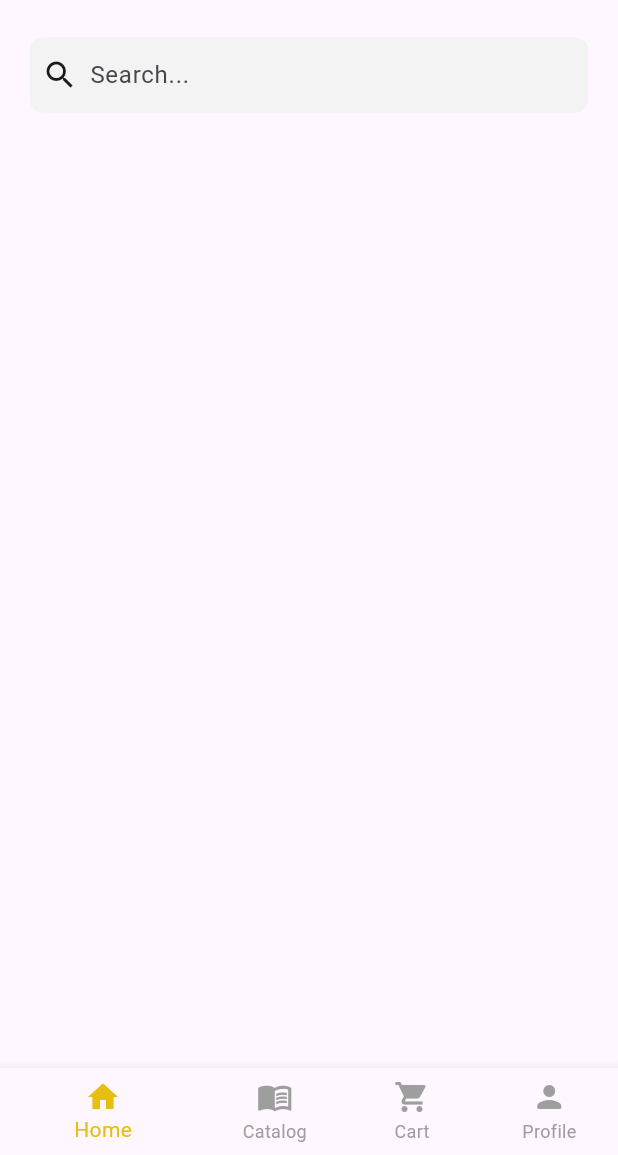
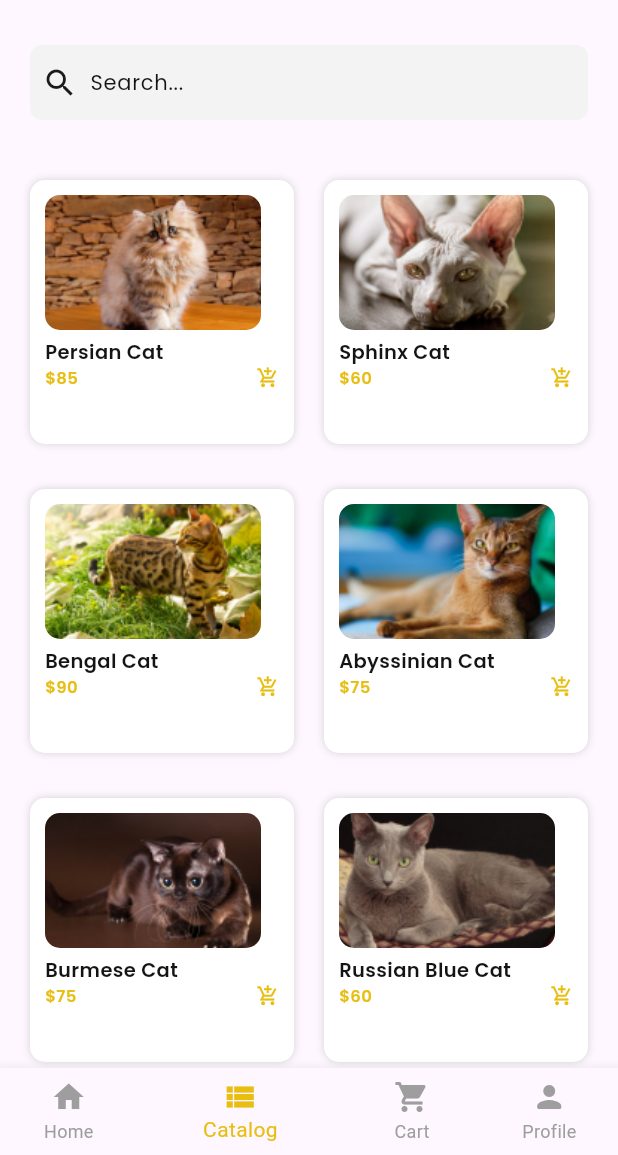
Before and after one commit to harleymamalias/pet_store, a Flutter app: the CatalogPage screen opened directly, on a phone screen of 412 x 824 dp, the part 81-1236 px from its top. Run offline on Flutter 3.47's test engine with Material 3 defaults, Android fonts, the phone set to English and light mode, and no system bars; our stand-ins replace go_router, google_fonts.

Commit message:
added catalog model and its ui as catalog page

```diff
--- /dev/null
+++ b/lib/models/catalog.dart
@@ -0,0 +1,147 @@
+class CatalogModel {
+  final String catName;
+  final String catImage;
+  final List<String> catImagesCarousel;
+  final String catOrigin;
+  final double catWeight;
+  final double catHeight;
+  final String catColor;
+  final String catDescription;
+  final int catPrice;
+  final String dateAndTimePosted;
+
+  CatalogModel({
+    this.catName = '',
+    this.catImage = '',
+    this.catImagesCarousel = const [],
+    this.catOrigin = '',
+    this.catWeight = 0.0,
+    this.catHeight = 0.0,
+    this.catColor = '',
+    this.catDescription = '',
+    this.catPrice = 0,
+    this.dateAndTimePosted = '',
+  });
+
+  static List<CatalogModel> catCatalogItems = [
+    CatalogModel(
+      catName: 'Persian Cat',
+      catImage: 'assets/images/Cat1-Second Screen.png',
+      catImagesCarousel: [
+        'assets/images/Cat1-PersianCat 1.jpg',
+        'assets/images/Cat1-PersianCat 2.jpg',
+        'assets/images/Cat1-PersianCat 1.jpg',
+      ],
+      catOrigin: 'Persia',
+      catWeight: 7.0,
+      catHeight: 25.0,
+      catColor: 'White',
+      catDescription:
+          'The Persian cat is famed for its luxurious long fur and gentle, affectionate nature. With its charming appearance and calm demeanor, the Persian cat makes a wonderful companion for those seeking a loving and laid-back pet.',
+      catPrice: 85,
+      dateAndTimePosted: '8:09PM | 02-13-24',
+    ),
+    CatalogModel(
+      catName: 'Sphinx Cat',
+      catImage: 'assets/images/Cat2-Second Screen.png',
+      catImagesCarousel: [
+        'assets/images/Cat-2 Sphynx Cat 1.jpg',
+        'assets/images/Cat-2 Sphynx Cat 2.jpg',
+        'assets/images/Cat-2 Sphynx Cat 3.jpg',
+      ],
+      catOrigin: 'Egypt',
+      catWeight: 6.0,
+      catHeight: 20.0,
+      catColor: 'Pink',
+      catDescription:
+          'The Sphinx cat is distinguished by its hairless appearance, wrinkled skin, and large ears. Despite their lack of fur, Sphinx cats are known for their warmth and affectionate nature. Their unique appearance and playful demeanor make them intriguing and engaging companions for those seeking a distinctive pet.',
+      catPrice: 60,
+      dateAndTimePosted: '12:43PM | 02-11-24',
+    ),
+    CatalogModel(
+      catName: 'Bengal Cat',
+      catImage: 'assets/images/Cat6-Second Screen.png',
+      catImagesCarousel: [
+        'assets/images/Cat-3 Bengal Cat 1.jpg',
+        'assets/images/Cat-3 Bengal Cat 2.jpg',
+        'assets/images/Cat-3 Bengal Cat 3.jpg',
+      ],
+      catOrigin: 'United States',
+      catWeight: 5.0,
+      catHeight: 22.0,
+      catColor: 'Brown',
+      catDescription:
+          'The Bengal cat is recognized for its distinctive leopard-like spots, which give it a wild appearance. Known for their energetic and playful nature, Bengals enjoy interactive play and are often fascinated by water. With their unique coat patterns and lively personalities, Bengals make captivating and entertaining companions for those who appreciate their wild ancestry.',
+      catPrice: 90,
+      dateAndTimePosted: '7:15AM | 02-16-24',
+    ),
+    CatalogModel(
+      catName: 'Abyssinian Cat',
+      catImage: 'assets/images/Cat3-Second Screen.png',
+      catImagesCarousel: [
+        'assets/images/Cat-4 Abyssinian Cat 1.jpg',
+        'assets/images/Cat-4 Abyssinian Cat 2.jpg',
+        'assets/images/Cat-4 Abyssinian Cat 3.jpg',
+      ],
+      catOrigin: 'Ethiopia',
+      catWeight: 6.0,
+      catHeight: 23.0,
+      catColor: 'Ruddy',
+      catDescription:
+          'The Abyssinian cat is known for its active and playful nature, often seeking out adventures and engaging in interactive play. Despite their high energy levels, Abyssinians are also affectionate and enjoy spending time with their human companions. With their curious and outgoing personality, they can make lively additions to any household.',
+      catPrice: 75,
+      dateAndTimePosted: '11:30AM | 02-17-24',
+    ),
+    CatalogModel(
+      catName: 'Burmese Cat',
+      catImage: 'assets/images/Cat4-Second Screen.png',
+      catImagesCarousel: [
+        'assets/images/Cat-5 Burmese Cat 1.jpg',
+        'assets/images/Cat-5 Burmese Cat 2.jpg',
+        'assets/images/Cat-5 Burmese Cat 3.jpg',
+      ],
+      catOrigin: 'Burma',
+      catWeight: 6.5,
+      catHeight: 21.0,
+      catColor: 'Sable',
+      catDescription:
+          'The Burmese cat is recognized for its captivating eyes and luxurious, satin-like fur. With their affectionate and outgoing personality, Burmese cats often enjoy being around people and are known for their playful demeanor. They make loyal companions and can bring joy to any household with their charming presence.',
+      catPrice: 75,
+      dateAndTimePosted: '3:20PM | 02-14-24',
+    ),
+    CatalogModel(
+      catName: 'Russian Blue Cat',
+      catImage: 'assets/images/Cat5-Second Screen.png',
+      catImagesCarousel: [
+        'assets/images/Cat-6 Russian Blue Cat 1.jpg',
+        'assets/images/Cat-6 Russian Blue Cat 2.jpg',
+        'assets/images/Cat-6 Russian Blue Cat 3.jpg',
+      ],
+      catOrigin: 'Russia',
+      catWeight: 7.5,
+      catHeight: 24.0,
+      catColor: 'Blue',
+      catDescription:
+          'The Russian Blue cat is prized for its elegant silver-blue coat and enchanting green eyes. With its gentle demeanor and intelligence, the Russian Blue makes a wonderful companion for any cat lover. Known for their affectionate nature, they often form strong bonds with their human family members.',
+      catPrice: 60,
+      dateAndTimePosted: '9:30AM | 02-12-24',
+    ),
+    CatalogModel(
+      catName: 'Serengeti Cat',
+      catImage: 'assets/images/Cat-7 Serengeti Cat 1.jpg',
+      catImagesCarousel: [
+        'assets/images/Cat-7 Serengeti Cat 3.jpg',
+        'assets/images/Cat-7 Serengeti Cat 2.jpg',
+        'assets/images/Cat-7 Serengeti Cat 1.jpg',
+      ],
+      catOrigin: 'California, USA',
+      catWeight: 7.0,
+      catHeight: 25.0,
+      catColor: 'Black',
+      catDescription:
+          'The Serengeti cat is a sleek and active breed, known for its striking spotted coat. With their playful and intelligent nature, they make great companions for families and other pets. Serengeti cats form strong bonds with their human companions and can live long, healthy lives with proper care.',
+      catPrice: 85,
+      dateAndTimePosted: '10:08PM | 02-17-24',
+    ),
+  ];
+}
--- a/lib/pages/catalog.dart
+++ b/lib/pages/catalog.dart
@@ -1,8 +1,11 @@
 import 'package:flutter/material.dart';
+import 'package:go_router/go_router.dart';
 import 'package:google_fonts/google_fonts.dart';
-import 'package:pet_store/pages/cart.dart';
-import 'package:pet_store/pages/home.dart';
-import 'package:pet_store/pages/profile.dart';
+import 'package:pet_store/models/cart.dart';
+import 'package:pet_store/pages/cat_details.dart';
+import 'package:provider/provider.dart';
+
+import '../models/catalog.dart';
 
 class CatalogPage extends StatefulWidget {
   const CatalogPage({super.key});
@@ -12,20 +15,64 @@ class CatalogPage extends StatefulWidget {
 }
 
 class _CatalogPageState extends State<CatalogPage> {
-  int selected_index = 0;
+  int selectedIndex = 1;
+  late TextEditingController _searchController;
+  late List<CatalogModel> _filteredItems;
 
-  final List<Widget> pages = [
-    const HomePage(),
-    const CatalogPage(),
-    const CartPage(),
-    const ProfilePage(),
-  ];
+  @override
+  void initState() {
+    super.initState();
+    _searchController = TextEditingController();
+    _filteredItems = CatalogModel.catCatalogItems;
+  }
+
+  @override
+  void dispose() {
+    _searchController.dispose();
+    super.dispose();
+  }
+
+  void _filterItems(String query) {
+    setState(() {
+      _filteredItems = CatalogModel.catCatalogItems
+          .where((item) =>
+              item.catName.toLowerCase().contains(query.toLowerCase()))
+          .toList();
+    });
+  }
+
+  void _showSnackBar(
+      BuildContext context, String message, Color color, IconData iconData) {
+    ScaffoldMessenger.of(context).showSnackBar(
+      SnackBar(
+        backgroundColor: color,
+        content: Row(
+          children: [
+            Icon(
+              iconData,
+              color: Colors.white,
+            ),
+            const SizedBox(width: 10),
+            Expanded(
+              child: Text(
+                message,
+                style: GoogleFonts.poppins(color: Colors.white, fontSize: 13),
+              ),
+            ),
+          ],
+        ),
+        duration: const Duration(seconds: 2),
+        behavior: SnackBarBehavior.floating,
+      ),
+    );
+  }
 
   @override
   Widget build(BuildContext context) {
     return Scaffold(
       body: SafeArea(
         child: Column(
+          crossAxisAlignment: CrossAxisAlignment.stretch,
           children: [
             const SizedBox(
               height: 25,
@@ -42,7 +89,7 @@ class _CatalogPageState extends State<CatalogPage> {
               ),
             ),
             const SizedBox(
-              height: 25,
+              height: 30,
             ),
             Container(
               margin: const EdgeInsets.symmetric(horizontal: 20),
@@ -52,9 +99,9 @@ class _CatalogPageState extends State<CatalogPage> {
                 color: const Color(0xFFF2F3F2),
                 borderRadius: BorderRadius.circular(8.0),
               ),
-              child: const Row(
+              child: Row(
                 children: [
-                  Padding(
+                  const Padding(
                     padding: EdgeInsets.all(8.0),
                     child: Icon(
                       Icons.search,
@@ -63,7 +110,14 @@ class _CatalogPageState extends State<CatalogPage> {
                   ),
                   Expanded(
                     child: TextField(
+                      controller: _searchController,
+                      onChanged: _filterItems,
                       decoration: InputDecoration(
+                        hintStyle: GoogleFonts.poppins(
+                          fontSize: 14,
+                          fontWeight: FontWeight.normal,
+                          color: const Color(0xFF141415),
+                        ),
                         hintText: 'Search...',
                         border: InputBorder.none,
                         isDense: true,
@@ -76,18 +130,29 @@ class _CatalogPageState extends State<CatalogPage> {
             const SizedBox(
               height: 20,
             ),
-            // Expanded(
-            //   child: pages[selected_index],
-            // ),
+            Expanded(
+              child: SingleChildScrollView(
+                physics: const ClampingScrollPhysics(),
+                child: Padding(
+                  padding: const EdgeInsets.all(20.0),
+                  child: _buildGridView(),
+                ),
+              ),
+            ),
           ],
         ),
       ),
-      bottomNavigationBar: BottomNavigationBar(
-        currentIndex: selected_index,
+      bottomNavigationBar: Hero(
+        tag: 'Bottom Navigation Bar',
+        child: BottomNavigationBar(
+          currentIndex: selectedIndex,
           onTap: (index) {
             setState(() {
-            selected_index = index;
+              selectedIndex = index;
             });
+            if (index == 2) {
+              GoRouter.of(context).go('/cart');
+            }
           },
           selectedLabelStyle: const TextStyle(color: Color(0xFFE8BE13)),
           selectedItemColor: const Color(0xFFE8BE13),
@@ -99,15 +164,15 @@ class _CatalogPageState extends State<CatalogPage> {
               icon: Icon(
                 Icons.home,
                 color:
-                  selected_index == 0 ? const Color(0xFFE8BE13) : Colors.grey,
+                    selectedIndex == 0 ? const Color(0xFFE8BE13) : Colors.grey,
               ),
             ),
             BottomNavigationBarItem(
               label: 'Catalog',
               icon: Icon(
-              Icons.menu_book_outlined,
+                Icons.view_list,
                 color:
-                  selected_index == 1 ? const Color(0xFFE8BE13) : Colors.grey,
+                    selectedIndex == 1 ? const Color(0xFFE8BE13) : Colors.grey,
               ),
             ),
             BottomNavigationBarItem(
@@ -115,7 +180,7 @@ class _CatalogPageState extends State<CatalogPage> {
               icon: Icon(
                 Icons.shopping_cart,
                 color:
-                  selected_index == 2 ? const Color(0xFFE8BE13) : Colors.grey,
+                    selectedIndex == 2 ? const Color(0xFFE8BE13) : Colors.grey,
               ),
             ),
             BottomNavigationBarItem(
@@ -123,11 +188,116 @@ class _CatalogPageState extends State<CatalogPage> {
               icon: Icon(
                 Icons.person_rounded,
                 color:
-                  selected_index == 3 ? const Color(0xFFE8BE13) : Colors.grey,
+                    selectedIndex == 3 ? const Color(0xFFE8BE13) : Colors.grey,
               ),
             ),
           ],
         ),
+      ),
+    );
+  }
+
+  Widget _buildGridView() {
+    return GridView.count(
+      shrinkWrap: true,
+      physics: NeverScrollableScrollPhysics(),
+      crossAxisCount: 2,
+      crossAxisSpacing: 20.0,
+      mainAxisSpacing: 30.0,
+      children: List.generate(_filteredItems.length, (index) {
+        return Container(
+          padding: const EdgeInsets.all(10.0),
+          decoration: BoxDecoration(
+            borderRadius: BorderRadius.circular(10.0),
+            color: Colors.white,
+            boxShadow: const [
+              BoxShadow(
+                color: Color.fromRGBO(0, 0, 0, 0.16),
+                blurRadius: 4,
+                spreadRadius: 0,
+              ),
+            ],
+          ),
+          child: Column(
+            crossAxisAlignment: CrossAxisAlignment.start,
+            children: [
+              GestureDetector(
+                onTap: () {
+                  Navigator.push(
+                    context,
+                    MaterialPageRoute(
+                      builder: (context) =>
+                          CatDetails(cat: _filteredItems[index]),
+                    ),
+                  );
+                },
+                child: Container(
+                  height: 90,
+                  width: 144,
+                  decoration: BoxDecoration(
+                    borderRadius: BorderRadius.circular(10.0),
+                    color: Colors.white,
+                    image: DecorationImage(
+                      image: AssetImage(_filteredItems[index].catImage),
+                      fit: BoxFit.cover,
+                    ),
+                  ),
+                ),
+              ),
+              const SizedBox(height: 5),
+              Text(
+                _filteredItems[index].catName,
+                style: GoogleFonts.poppins(
+                  fontSize: 13,
+                  fontWeight: FontWeight.w600,
+                  color: const Color(0xFF141415),
+                ),
+              ),
+              GestureDetector(
+                onTap: () {
+                  final cart = Provider.of<CartModel>(context, listen: false);
+                  final item = _filteredItems[index];
+
+                  if (!cart.catItems.contains(item)) {
+                    cart.add(item);
+                    _showSnackBar(
+                      context,
+                      'Item added',
+                      Colors.green,
+                      Icons.check_circle,
+                    );
+                  } else {
+                    _showSnackBar(
+                      context,
+                      'Item is already in the cart',
+                      Colors.orange,
+                      Icons.error_outline_rounded,
+                    );
+                  }
+                },
+                child: Row(
+                  mainAxisAlignment: MainAxisAlignment.spaceBetween,
+                  children: [
+                    Text(
+                      '\$${_filteredItems[index].catPrice.toString()}',
+                      style: GoogleFonts.poppins(
+                        fontSize: 11,
+                        fontWeight: FontWeight.w600,
+                        color: const Color(0xFFE8BE13),
+                      ),
+                    ),
+                    const Icon(
+                      Icons.add_shopping_cart_sharp,
+                      size: 15,
+                      color: Color(0xFFE8BE13),
+                    ),
+                  ],
+                ),
+              )
+            ],
+          ),
+        );
+      }),
     );
   }
 }
```
Lines whose indentation alone changed are shown as unchanged.
